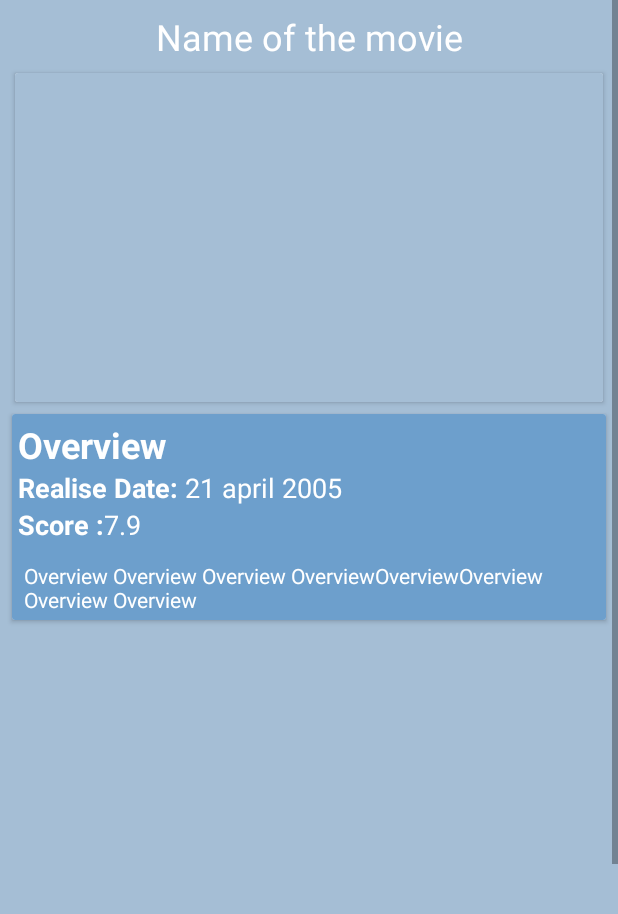
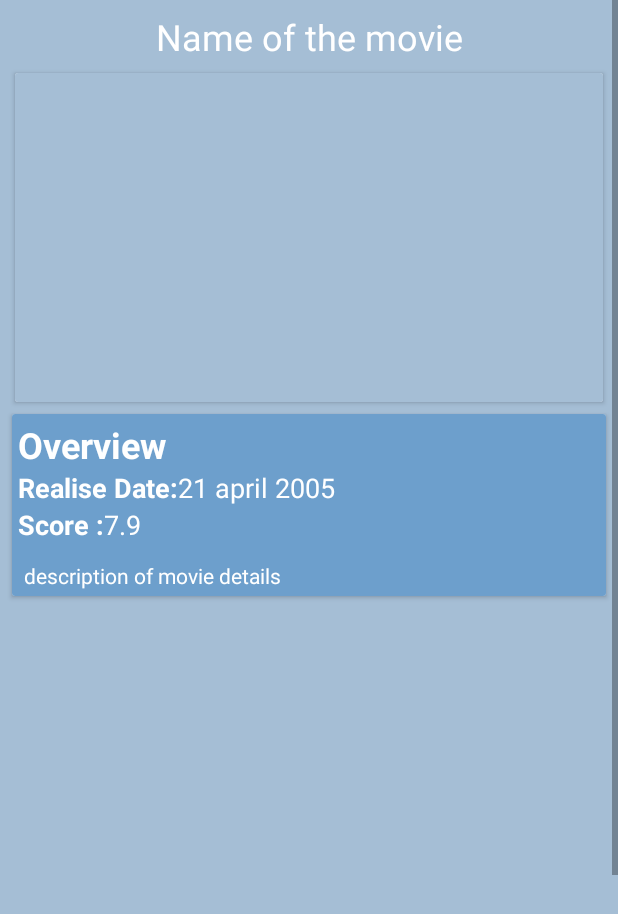
Before and after one commit to amatrenin/MovieDB, an Android app: the MoviesDetailsActivity screen opened directly, with no data from a screen before it, on a phone screen of 412 x 824 dp. Shown: the top 914 px of the screen. Run offline under Robolectric (Android 15) with nearby library versions, the phone set to English and light mode, and no system bars; our stand-ins replace Picasso; libraries missing offline, so code that uses them is left out: com.pierfrancescosoffritti.androidyoutubeplayer; pictures from the network do not load.

Commit message:
add strings.xml

```diff
--- a/app/src/main/res/layout/activity_movies_details.xml
+++ b/app/src/main/res/layout/activity_movies_details.xml
@@ -17,7 +17,7 @@
             android:layout_width="wrap_content"
             android:layout_height="wrap_content"
             android:layout_marginTop="8dp"
-            android:text="Name of the movie"
+            android:text="@string/Movies_Details_Name_of_the_movie"
             android:textColor="@color/white"
             android:textSize="24sp"
             app:layout_constraintEnd_toEndOf="parent"
@@ -69,7 +69,7 @@
                     android:id="@+id/movies_details_body_overview_label"
                     android:layout_width="wrap_content"
                     android:layout_height="wrap_content"
-                    android:text="Overview"
+                    android:text="@string/Movies_Details_Overview"
                     android:textColor="@color/white"
                     android:textSize="24sp"
                     android:textStyle="bold"
@@ -80,7 +80,7 @@
                     android:id="@+id/movies_details_date_label"
                     android:layout_width="wrap_content"
                     android:layout_height="wrap_content"
-                    android:text="Realise Date: "
+                    android:text="@string/Movies_Details_Realise_Date"
                     android:textColor="@color/white"
                     android:textSize="18sp"
                     android:textStyle="bold"
@@ -91,7 +91,7 @@
                     android:id="@+id/movies_details_date"
                     android:layout_width="wrap_content"
                     android:layout_height="wrap_content"
-                    android:text="21 april 2005"
+                    android:text="@string/Movies_Details_Realise_Date_date"
                     android:textColor="@color/white"
                     android:textSize="18sp"
                     app:layout_constraintStart_toEndOf="@id/movies_details_date_label"
@@ -101,7 +101,7 @@
                     android:id="@+id/movies_details_score_label"
                     android:layout_width="wrap_content"
                     android:layout_height="wrap_content"
-                    android:text="Score :"
+                    android:text="@string/Movies_Details_Score"
                     android:textColor="@color/white"
                     android:textSize="18sp"
                     android:textStyle="bold"
@@ -112,7 +112,7 @@
                     android:id="@+id/movies_details_score"
                     android:layout_width="wrap_content"
                     android:layout_height="wrap_content"
-                    android:text="7.9"
+                    android:text="@string/Movies_Details_Score_number"
                     android:textColor="@color/white"
                     android:textSize="18sp"
                     app:layout_constraintStart_toEndOf="@id/movies_details_score_label"
@@ -124,7 +124,7 @@
                     android:layout_height="wrap_content"
                     android:layout_marginStart="4dp"
                     android:layout_marginTop="12dp"
-                    android:text="Overview Overview Overview OverviewOverviewOverview Overview Overview"
+                    android:text="@string/Movies_Details_description"
                     android:textColor="@color/white"
                     android:textSize="14sp"
                     app:layout_constraintStart_toStartOf="parent"
--- a/app/src/main/res/layout/card_view_design_actors.xml
+++ b/app/src/main/res/layout/card_view_design_actors.xml
@@ -31,7 +31,7 @@ app:cardCornerRadius="10dp">
             android:layout_marginRight="5dp"
             android:background="@color/background2"
             android:gravity="center"
-            android:text="Name"
+            android:text="@string/Actors_Details_Name"
             android:textColor="@color/white"
             android:textSize="15sp" />
 
--- a/app/src/main/res/values/strings.xml
+++ b/app/src/main/res/values/strings.xml
@@ -1,7 +1,15 @@
 <resources>
     <string name="app_name">mypetproject</string>
-    <string name="main_activity_button_registration">Registration</string>
-    <string name="main_activity_email">Email</string>
-    <string name="main_activity_password">Password</string>
-    <string name="main_activity_button_login">login</string>
+    <string name="Movies_Details_Name_of_the_movie">Name of the movie</string>
+    <string name="Movies_Details_Realise_Date">Realise Date:</string>
+    <string name="Movies_Details_Realise_Date_date">21 april 2005</string>
+    <string name="Movies_Details_Overview">Overview</string>
+    <string name="Movies_Details_Score">Score :</string>
+    <string name="Movies_Details_Score_number">7.9</string>
+    <string name="Movies_Details_description">description of movie details</string>
+    <string name="Actors_Details_title">Name of the actors</string>
+    <string name="Actors_Details_biography">Biography</string>
+    <string name="Actors_Details_Name">Actors name</string>
+    <string name="Review_Details_title">Title</string>
+    <string name="Review_Details_content">Content</string>
 </resources>
```
Also changed, not shown: app/src/main/res/layout/card_view_design_review.xml (+4 -5 lines).
